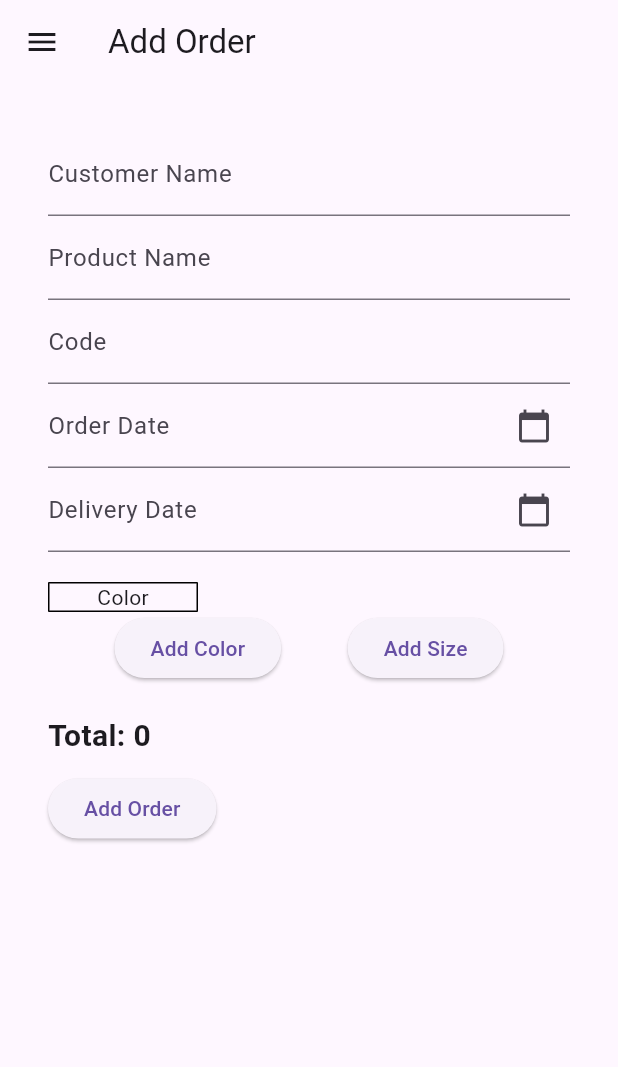
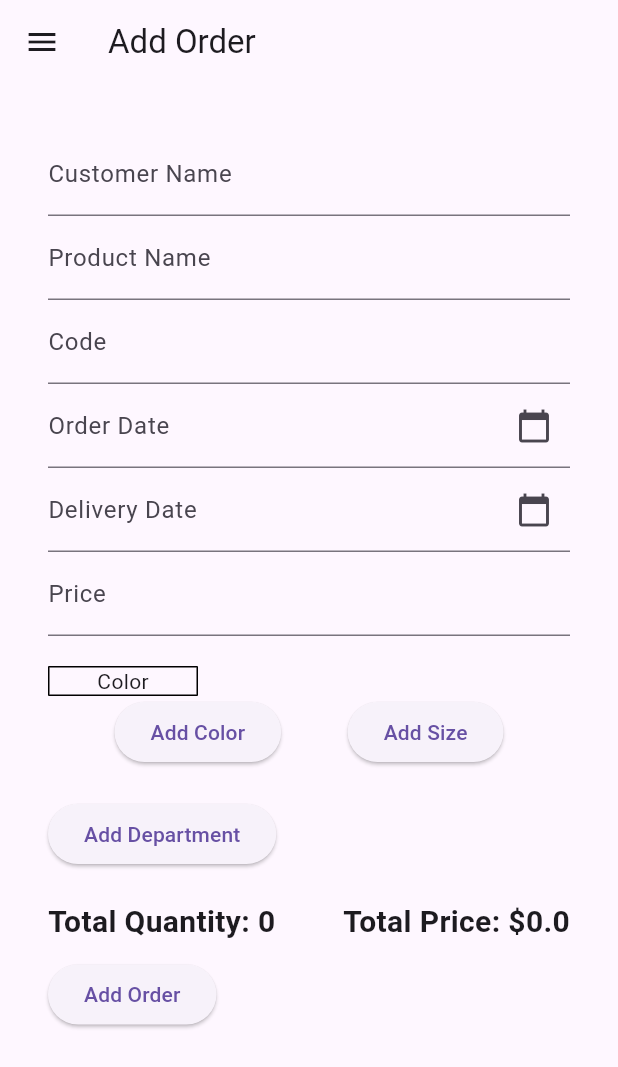
Before and after one commit to BibekNeupanee/Factory, a Flutter app: the DashboardPage screen opened directly, in the side drawer, after a tap on "Add Order", on a phone screen of 412 x 824 dp. Shown: the top 1067 px of the screen. Run offline on Flutter 3.47's test engine with Material 3 defaults, Android fonts, the phone set to English and light mode, and no system bars; our stand-ins replace shared_preferences; accounts and stored records are empty.

Commit message:
added some features in add_ordre

```diff
--- a/lib/Order_Management/add_order.dart
+++ b/lib/Order_Management/add_order.dart
@@ -25,16 +25,19 @@ class _AddOrderPageState extends State<AddOrderPage> {
   List<String> _colors = [];
   List<Map<String, TextEditingController>> _quantities = [];
   List<Order> _orders = [];
+  List<Map<String, TextEditingController>> _departments = [];
 
   TextEditingController _customerController = TextEditingController();
   TextEditingController _productController = TextEditingController();
   TextEditingController _codeController = TextEditingController();
   TextEditingController _orderDateController = TextEditingController();
   TextEditingController _deliveryDateController = TextEditingController();
+  TextEditingController _priceController = TextEditingController();
 
   final _formKey = GlobalKey<FormState>();
 
   int _totalQuantity = 0;
+  double _totalPrice = 0.0;
 
   void _addNewColor() {
     setState(() {
@@ -42,7 +45,7 @@ class _AddOrderPageState extends State<AddOrderPage> {
       _quantities.add({
         for (var size in _selectedSizes)
           size: TextEditingController()
-            ..addListener(() => _updateTotalQuantity())
+            ..addListener(() => _updateTotalQuantityAndPrice())
       });
     });
   }
@@ -52,7 +55,7 @@ class _AddOrderPageState extends State<AddOrderPage> {
       _selectedSizes.add('');
       for (var quantity in _quantities) {
         quantity[_selectedSizes.last] = TextEditingController()
-          ..addListener(() => _updateTotalQuantity());
+          ..addListener(() => _updateTotalQuantityAndPrice());
       }
     });
   }
@@ -61,7 +64,7 @@ class _AddOrderPageState extends State<AddOrderPage> {
     setState(() {
       _colors.removeAt(index);
       _quantities.removeAt(index);
-      _updateTotalQuantity();
+      _updateTotalQuantityAndPrice();
     });
   }
 
@@ -72,7 +75,24 @@ class _AddOrderPageState extends State<AddOrderPage> {
       for (var quantity in _quantities) {
         quantity.remove(sizeToRemove);
       }
-      _updateTotalQuantity();
+      _updateTotalQuantityAndPrice();
+    });
+  }
+
+  void _addNewDepartment() {
+    setState(() {
+      _departments.add({
+        'department': TextEditingController(),
+        'price': TextEditingController()
+          ..addListener(() => _updateTotalQuantityAndPrice())
+      });
+    });
+  }
+
+  void _removeDepartment(int index) {
+    setState(() {
+      _departments.removeAt(index);
+      _updateTotalQuantityAndPrice();
     });
   }
 
@@ -89,6 +109,13 @@ class _AddOrderPageState extends State<AddOrderPage> {
         }
       }
 
+      List<DepartmentCost> departmentCosts = _departments.map((department) {
+        return DepartmentCost(
+          department: department['department']!.text,
+          price: double.parse(department['price']!.text),
+        );
+      }).toList();
+
       setState(() {
         _orders.add(Order(
           customer: _customerController.text,
@@ -96,7 +123,9 @@ class _AddOrderPageState extends State<AddOrderPage> {
           code: _codeController.text,
           orderDate: _orderDateController.text,
           deliveryDate: _deliveryDateController.text,
+          price: double.parse(_priceController.text),
           entries: entries,
+          departmentCosts: departmentCosts,
         ));
 
         // Clear fields after adding to list
@@ -105,23 +134,33 @@ class _AddOrderPageState extends State<AddOrderPage> {
         _codeController.clear();
         _orderDateController.clear();
         _deliveryDateController.clear();
+        _priceController.clear();
         _colors.clear();
         _selectedSizes.clear();
         _quantities.clear();
+        _departments.clear();
         _totalQuantity = 0;
+        _totalPrice = 0.0;
       });
     }
   }
 
-  void _updateTotalQuantity() {
+  void _updateTotalQuantityAndPrice() {
     int total = 0;
     for (var quantity in _quantities) {
       for (var controller in quantity.values) {
         total += int.tryParse(controller.text) ?? 0;
       }
     }
+
+    double price = double.tryParse(_priceController.text) ?? 0.0;
+    double departmentTotal = _departments.fold(0.0, (sum, department) {
+      return sum + (double.tryParse(department['price']!.text) ?? 0.0);
+    });
+
     setState(() {
       _totalQuantity = total;
+      _totalPrice = total * price + departmentTotal;
     });
   }
 
@@ -214,6 +253,23 @@ class _AddOrderPageState extends State<AddOrderPage> {
               },
               readOnly: true,
             ),
+            TextFormField(
+              controller: _priceController,
+              decoration: InputDecoration(labelText: 'Price'),
+              keyboardType: TextInputType.numberWithOptions(decimal: true),
+              inputFormatters: [
+                FilteringTextInputFormatter.allow(RegExp(r'^\d+\.?\d*'))
+              ],
+              validator: (value) {
+                if (value == null || value.isEmpty) {
+                  return 'Please enter price';
+                }
+                return null;
+              },
+              onChanged: (value) {
+                _updateTotalQuantityAndPrice();
+              },
+            ),
             SizedBox(height: 20),
             SingleChildScrollView(
               scrollDirection: Axis.horizontal,
@@ -249,10 +305,10 @@ class _AddOrderPageState extends State<AddOrderPage> {
                                         _selectedSizes[index] = newValue!;
                                         // Update quantities map with new size
                                         for (var quantity in _quantities) {
-                                          quantity[newValue] =
-                                              TextEditingController()
+                                          quantity[
+                                              newValue] = TextEditingController()
                                             ..addListener(() =>
-                                                    _updateTotalQuantity());
+                                                _updateTotalQuantityAndPrice());
                                         }
                                       });
                                     },
@@ -308,7 +364,8 @@ class _AddOrderPageState extends State<AddOrderPage> {
                           ..._selectedSizes.map((size) {
                             if (!_quantities[index].containsKey(size)) {
                               _quantities[index][size] = TextEditingController()
-                                ..addListener(() => _updateTotalQuantity());
+                                ..addListener(
+                                    () => _updateTotalQuantityAndPrice());
                             }
                             return TableCell(
                               child: TextFormField(
@@ -350,9 +407,67 @@ class _AddOrderPageState extends State<AddOrderPage> {
               ],
             ),
             SizedBox(height: 20),
+            ListView.builder(
+              shrinkWrap: true,
+              itemCount: _departments.length,
+              itemBuilder: (context, index) {
+                return Row(
+                  children: [
+                    Expanded(
+                      child: TextFormField(
+                        controller: _departments[index]['department'],
+                        decoration: InputDecoration(labelText: 'Department'),
+                        validator: (value) {
+                          if (value == null || value.isEmpty) {
+                            return 'Please enter department';
+                          }
+                          return null;
+                        },
+                      ),
+                    ),
+                    Expanded(
+                      child: TextFormField(
+                        controller: _departments[index]['price'],
+                        decoration: InputDecoration(labelText: 'Price'),
+                        keyboardType:
+                            TextInputType.numberWithOptions(decimal: true),
+                        inputFormatters: [
+                          FilteringTextInputFormatter.allow(
+                              RegExp(r'^\d+\.?\d*'))
+                        ],
+                        validator: (value) {
+                          if (value == null || value.isEmpty) {
+                            return 'Please enter price';
+                          }
+                          return null;
+                        },
+                      ),
+                    ),
+                    IconButton(
+                      icon: Icon(Icons.delete),
+                      onPressed: () => _removeDepartment(index),
+                    ),
+                  ],
+                );
+              },
+            ),
+            ElevatedButton(
+              onPressed: _addNewDepartment,
+              child: Text('Add Department'),
+            ),
+            SizedBox(height: 20),
+            Row(
+              mainAxisAlignment: MainAxisAlignment.spaceBetween,
+              children: [
                 Text(
-              'Total: $_totalQuantity',
+                  'Total Quantity: $_totalQuantity',
                   style: TextStyle(fontSize: 20, fontWeight: FontWeight.bold),
+                ),
+                Text(
+                  'Total Price: \$$_totalPrice',
+                  style: TextStyle(fontSize: 20, fontWeight: FontWeight.bold),
+                ),
+              ],
             ),
             SizedBox(height: 10),
             ElevatedButton(
@@ -369,8 +484,11 @@ class _AddOrderPageState extends State<AddOrderPage> {
                         Text("Code: ${order.code}"),
                         Text("Order Date: ${order.orderDate}"),
                         Text("Delivery Date: ${order.deliveryDate}"),
+                        Text("Price: ${order.price}"),
                         ...order.entries.map((entry) => Text(
                             "Color: ${entry.color}, Size: ${entry.size}, Quantity: ${entry.quantity}")),
+                        ...order.departmentCosts.map((departmentCost) => Text(
+                            "Department: ${departmentCost.department}, Price: ${departmentCost.price}")),
                         SizedBox(height: 10),
                       ],
                     ))
@@ -390,19 +508,31 @@ class Entry {
   Entry({required this.color, required this.size, required this.quantity});
 }
 
+class DepartmentCost {
+  final String department;
+  final double price;
+
+  DepartmentCost({required this.department, required this.price});
+}
+
 class Order {
   final String customer;
   final String product;
   final String code;
   final String orderDate;
   final String deliveryDate;
+  final double price;
   final List<Entry> entries;
+  final List<DepartmentCost> departmentCosts;
 
-  Order(
-      {required this.customer,
+  Order({
+    required this.customer,
     required this.product,
     required this.code,
     required this.orderDate,
     required this.deliveryDate,
-      required this.entries});
+    required this.price,
+    required this.entries,
+    required this.departmentCosts,
+  });
 }
--- a/lib/dashboard.dart
+++ b/lib/dashboard.dart
@@ -43,7 +43,7 @@ class _DashboardPageState extends State<DashboardPage> {
   }
 
   Widget _buildBody() {
-    if (widget.title == 'Dashboard') {
+    if (widget.title == 'Tailor') {
       return Column(
         children: [
           TextField(
--- a/lib/nav_bar.dart
+++ b/lib/nav_bar.dart
@@ -4,9 +4,7 @@ import 'dashboard.dart';
 import 'login.dart';
 
 class NavBar extends StatelessWidget {
-  final List<String> menuItems = [
-    'Dashboard', 'Add Order','View Order','Contact', 'About Us'
-  ];
+  final List<String> menuItems = ['Tailor', 'Add Order', 'View Order'];
 
   Future<void> _logout(BuildContext context) async {
     SharedPreferences prefs = await SharedPreferences.getInstance();
@@ -16,7 +14,7 @@ class NavBar extends StatelessWidget {
     Navigator.pushAndRemoveUntil(
       context,
       MaterialPageRoute(builder: (context) => LoginPage()),
-          (Route<dynamic> route) => false,
+      (Route<dynamic> route) => false,
     );
   }
 
@@ -35,7 +33,7 @@ class NavBar extends StatelessWidget {
             future: _getUsername(),
             builder: (context, snapshot) {
               String username = snapshot.data ?? 'Unknown User';
-              String name =username.toUpperCase();
+              String name = username.toUpperCase();
               return DrawerHeader(
                 decoration: BoxDecoration(
                   color: Colors.blue,
```
Lines whose indentation alone changed are shown as unchanged.
